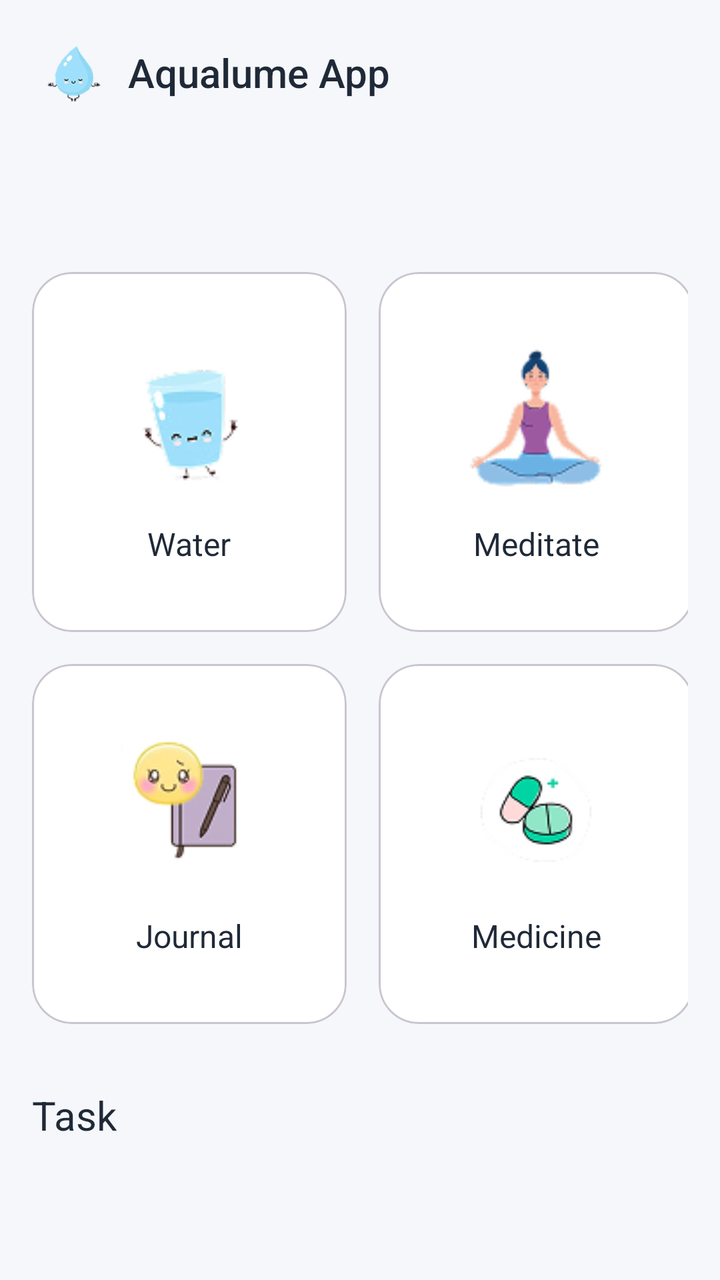
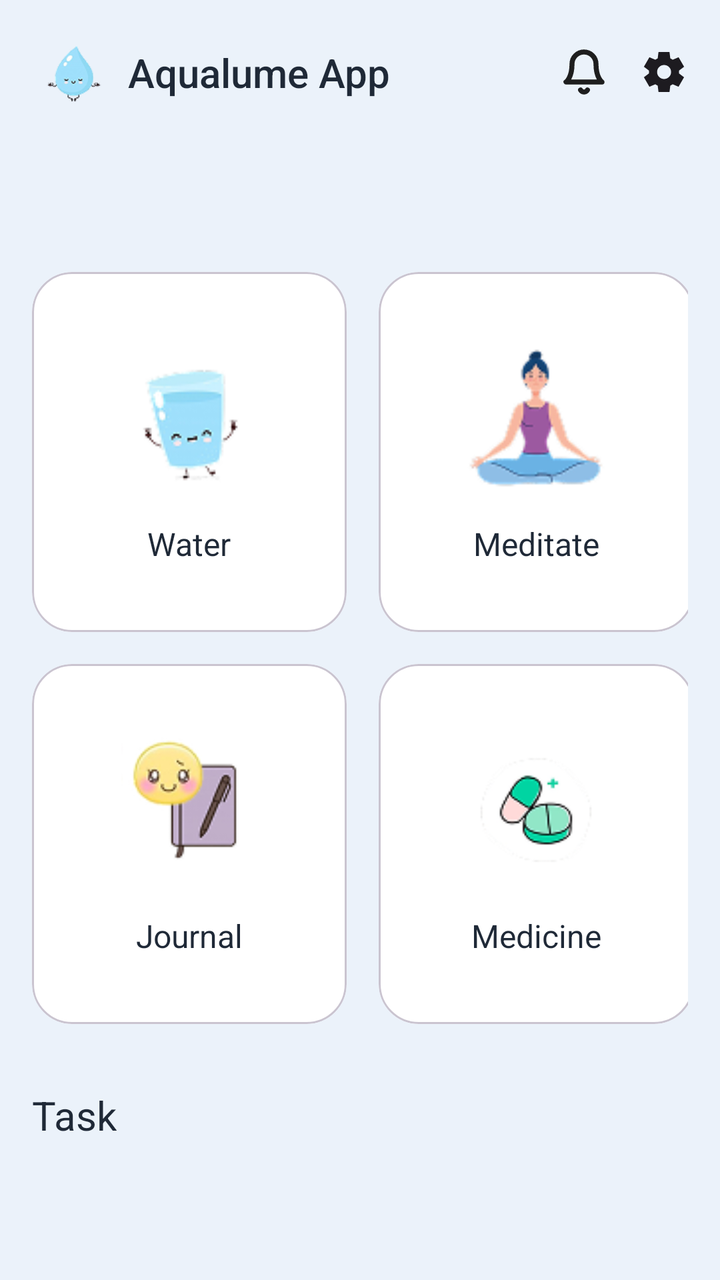

The first picture is an Android layout as it rendered before a commit; the second is the same layout after the commit. The layout source and the unified diff follow.
<!-- AndroidManifest.xml: application theme Theme.AqualumeApp -->
<!-- res/layout/fragment_add.xml -->
<?xml version="1.0" encoding="utf-8"?>
<ScrollView xmlns:android="http://schemas.android.com/apk/res/android"
    xmlns:app="http://schemas.android.com/apk/res-auto"
    android:layout_width="match_parent"
    android:layout_height="match_parent"
    android:background="@color/background"
    android:fillViewport="true">

    <androidx.constraintlayout.widget.ConstraintLayout
        android:layout_width="match_parent"
        android:layout_height="wrap_content"
        android:padding="16dp">

        
        <ImageView
            android:id="@+id/iv_logo"
            android:layout_width="40dp"
            android:layout_height="40dp"
            android:contentDescription="@string/app_name"
            android:src="@drawable/logo"
            app:layout_constraintStart_toStartOf="parent"
            app:layout_constraintTop_toTopOf="parent" />

        <TextView
            android:id="@+id/tv_app_name"
            android:layout_width="wrap_content"
            android:layout_height="wrap_content"
            android:text="@string/app_name"
            android:textSize="20sp"
            android:textColor="@color/primary_text"
            android:fontFamily="sans-serif-medium"
            android:layout_marginStart="8dp"
            app:layout_constraintBottom_toBottomOf="@id/iv_logo"
            app:layout_constraintStart_toEndOf="@id/iv_logo"
            app:layout_constraintTop_toTopOf="@id/iv_logo" />

        
        <com.google.android.material.card.MaterialCardView
            android:id="@+id/card_water"
            android:layout_width="0dp"
            android:layout_height="180dp"
            android:layout_marginTop="80dp"
            android:layout_marginEnd="8dp"
            app:cardCornerRadius="20dp"
            app:cardElevation="0dp"
            app:cardBackgroundColor="@color/white"
            app:layout_constraintEnd_toStartOf="@id/card_meditation"
            app:layout_constraintStart_toStartOf="parent"
            app:layout_constraintTop_toBottomOf="@id/iv_logo"
            app:layout_constraintWidth_percent="0.48">

            <LinearLayout
                android:layout_width="match_parent"
                android:layout_height="match_parent"
                android:orientation="vertical"
                android:gravity="center"
                android:padding="16dp">

                <ImageView
                    android:layout_width="80dp"
                    android:layout_height="80dp"
                    android:contentDescription="@string/water_icon"
                    android:src="@drawable/img_water" />

                <TextView
                    android:layout_width="wrap_content"
                    android:layout_height="wrap_content"
                    android:layout_marginTop="12dp"
                    android:fontFamily="sans-serif"
                    android:text="@string/waterr"
                    android:textColor="@color/primary_text"
                    android:textSize="16sp" />

            </LinearLayout>

        </com.google.android.material.card.MaterialCardView>

        <com.google.android.material.card.MaterialCardView
            android:id="@+id/card_meditation"
            android:layout_width="0dp"
            android:layout_height="180dp"
            android:layout_marginStart="8dp"
            app:cardCornerRadius="20dp"
            app:cardElevation="0dp"
            app:cardBackgroundColor="@color/white"
            app:layout_constraintEnd_toEndOf="parent"
            app:layout_constraintStart_toEndOf="@id/card_water"
            app:layout_constraintTop_toTopOf="@id/card_water"
            app:layout_constraintWidth_percent="0.48">

            <LinearLayout
                android:layout_width="match_parent"
                android:layout_height="match_parent"
                android:orientation="vertical"
                android:gravity="center"
                android:padding="16dp">

                <ImageView
                    android:layout_width="80dp"
                    android:layout_height="80dp"
                    android:src="@drawable/img_meditation"
                    android:contentDescription="@string/meditate_icon"/>

                <TextView
                    android:layout_width="wrap_content"
                    android:layout_height="wrap_content"
                    android:layout_marginTop="12dp"
                    android:fontFamily="sans-serif"
                    android:text="@string/meditatee"
                    android:textColor="@color/primary_text"
                    android:textSize="16sp" />

            </LinearLayout>

        </com.google.android.material.card.MaterialCardView>

        
        <com.google.android.material.card.MaterialCardView
            android:id="@+id/card_journal"
            android:layout_width="0dp"
            android:layout_height="180dp"
            android:layout_marginTop="16dp"
            android:layout_marginEnd="8dp"
            app:cardCornerRadius="20dp"
            app:cardElevation="0dp"
            app:cardBackgroundColor="@color/white"
            app:layout_constraintEnd_toStartOf="@id/card_medicine"
            app:layout_constraintStart_toStartOf="parent"
            app:layout_constraintTop_toBottomOf="@id/card_water"
            app:layout_constraintWidth_percent="0.48">

            <LinearLayout
                android:layout_width="match_parent"
                android:layout_height="match_parent"
                android:orientation="vertical"
                android:gravity="center"
                android:padding="16dp">

                <ImageView
                    android:layout_width="80dp"
                    android:layout_height="80dp"
                    android:src="@drawable/img_journal"
                    android:contentDescription="@string/journal_icon"/>

                <TextView
                    android:layout_width="wrap_content"
                    android:layout_height="wrap_content"
                    android:layout_marginTop="12dp"
                    android:fontFamily="sans-serif"
                    android:text="@string/jurnal"
                    android:textColor="@color/primary_text"
                    android:textSize="16sp" />

            </LinearLayout>

        </com.google.android.material.card.MaterialCardView>

        <com.google.android.material.card.MaterialCardView
            android:id="@+id/card_medicine"
            android:layout_width="0dp"
            android:layout_height="180dp"
            android:layout_marginStart="8dp"
            app:cardCornerRadius="20dp"
            app:cardElevation="0dp"
            app:cardBackgroundColor="@color/white"
            app:layout_constraintEnd_toEndOf="parent"
            app:layout_constraintStart_toEndOf="@id/card_journal"
            app:layout_constraintTop_toTopOf="@id/card_journal"
            app:layout_constraintWidth_percent="0.48">

            <LinearLayout
                android:layout_width="match_parent"
                android:layout_height="match_parent"
                android:orientation="vertical"
                android:gravity="center"
                android:padding="16dp">

                <ImageView
                    android:layout_width="80dp"
                    android:layout_height="80dp"
                    android:contentDescription="@string/medicine_icon"
                    android:src="@drawable/img_medicine" />

                <TextView
                    android:layout_width="wrap_content"
                    android:layout_height="wrap_content"
                    android:layout_marginTop="12dp"
                    android:fontFamily="sans-serif"
                    android:text="@string/medi"
                    android:textColor="@color/primary_text"
                    android:textSize="16sp" />

            </LinearLayout>

        </com.google.android.material.card.MaterialCardView>

        
        <TextView
            android:id="@+id/tv_tasks_title"
            android:layout_width="wrap_content"
            android:layout_height="wrap_content"
            android:layout_marginTop="32dp"
            android:fontFamily="sans-serif"
            android:text="@string/task"
            android:textColor="@color/primary_text"
            android:textSize="20sp"
            app:layout_constraintStart_toStartOf="parent"
            app:layout_constraintTop_toBottomOf="@id/card_journal" />

        <androidx.recyclerview.widget.RecyclerView
            android:id="@+id/rv_tasks"
            android:layout_width="0dp"
            android:layout_height="wrap_content"
            android:layout_marginTop="16dp"
            android:nestedScrollingEnabled="false"
            app:layout_constraintEnd_toEndOf="parent"
            app:layout_constraintStart_toStartOf="parent"
            app:layout_constraintTop_toBottomOf="@id/tv_tasks_title" />

    </androidx.constraintlayout.widget.ConstraintLayout>

</ScrollView>
<!-- resources referenced by this layout -->
<resources>
  <color name="background">#F5F7FA</color>
  <color name="primary_text">#1F2937</color>
  <color name="white">#FFFFFFFF</color>
  <!-- drawable img_journal: png bitmap (drawable, 6982 bytes) -->
  <!-- drawable img_medicine: png bitmap (drawable, 5102 bytes) -->
  <!-- drawable img_meditation: png bitmap (drawable, 5709 bytes) -->
  <!-- drawable img_water: png bitmap (drawable, 4928 bytes) -->
  <!-- drawable logo: png bitmap (drawable, 4577 bytes) -->
  <string name="app_name">Aqualume App</string>
  <string name="journal_icon">journalIcon\n</string>
  <string name="jurnal">Journal</string>
  <string name="medi">Medicine</string>
  <string name="medicine_icon">medicineIcon</string>
  <string name="meditate_icon">mediIcon</string>
  <string name="meditatee">Meditate</string>
  <string name="task">Task</string>
  <string name="water_icon">waterIcon\n</string>
  <string name="waterr">Water</string>
  <style name="Theme.AqualumeApp" parent="Base.Theme.AqualumeApp" />
  <style name="Base.Theme.AqualumeApp" parent="Theme.Material3.DayNight.NoActionBar">
          
          
      </style>
</resources>

<!-- the commit's change to res/layout/fragment_add.xml (unified diff, before → after) -->
@@ -16,8 +16,8 @@
             android:id="@+id/iv_logo"
             android:layout_width="40dp"
             android:layout_height="40dp"
+            android:src="@drawable/logo"
             android:contentDescription="@string/app_name"
-            android:src="@drawable/logo"
             app:layout_constraintStart_toStartOf="parent"
             app:layout_constraintTop_toTopOf="parent" />
 
@@ -34,6 +34,27 @@
             app:layout_constraintStart_toEndOf="@id/iv_logo"
             app:layout_constraintTop_toTopOf="@id/iv_logo" />
 
+        <ImageView
+            android:id="@+id/iv_notification"
+            android:layout_width="24dp"
+            android:layout_height="24dp"
+            android:layout_marginEnd="16dp"
+            android:contentDescription="@string/notifications"
+            android:src="@drawable/ic_notification"
+            app:layout_constraintBottom_toBottomOf="@id/iv_logo"
+            app:layout_constraintEnd_toStartOf="@id/iv_settings"
+            app:layout_constraintTop_toTopOf="@id/iv_logo" />
+
+        <ImageView
+            android:id="@+id/iv_settings"
+            android:layout_width="24dp"
+            android:layout_height="24dp"
+            android:contentDescription="@string/settings"
+            android:src="@drawable/ic_settings"
+            app:layout_constraintBottom_toBottomOf="@id/iv_logo"
+            app:layout_constraintEnd_toEndOf="parent"
+            app:layout_constraintTop_toTopOf="@id/iv_logo" />
+
         
         <com.google.android.material.card.MaterialCardView
             android:id="@+id/card_water"
@@ -213,6 +234,8 @@
             android:layout_height="wrap_content"
             android:layout_marginTop="16dp"
             android:nestedScrollingEnabled="false"
+            android:paddingStart="16dp"
+            android:paddingEnd="16dp"
             app:layout_constraintEnd_toEndOf="parent"
             app:layout_constraintStart_toStartOf="parent"
             app:layout_constraintTop_toBottomOf="@id/tv_tasks_title" />
<!-- resource entries referenced after the edit -->
@@ -1,8 +1,32 @@
 <!-- resources referenced by this layout -->
 <resources>
-  <color name="background">#F5F7FA</color>
+  <color name="background">#EBF2FA</color>
   <color name="primary_text">#1F2937</color>
   <color name="white">#FFFFFFFF</color>
+  <!-- drawable ic_notification (drawable) -->
+  <vector xmlns:android="http://schemas.android.com/apk/res/android"
+      android:width="24dp"
+      android:height="24dp"
+      android:viewportWidth="24"
+      android:viewportHeight="24">
+    <path
+        android:pathData="M13.73,21C13.554,21.303 13.302,21.555 12.998,21.729C12.695,21.904 12.35,21.997 12,21.997C11.65,21.997 11.305,21.904 11.002,21.729C10.698,21.555 10.446,21.303 10.27,21M18,8C18,6.409 17.368,4.883 16.243,3.757C15.117,2.632 13.591,2 12,2C10.409,2 8.883,2.632 7.757,3.757C6.632,4.883 6,6.409 6,8C6,15 3,17 3,17H21C21,17 18,15 18,8Z"
+        android:strokeLineJoin="round"
+        android:strokeWidth="2.5"
+        android:fillColor="#00000000"
+        android:strokeColor="#1E1E1E"
+        android:strokeLineCap="round"/>
+  </vector>
+  <!-- drawable ic_settings (drawable) -->
+  <vector xmlns:android="http://schemas.android.com/apk/res/android"
+      android:width="24dp"
+      android:height="24dp"
+      android:viewportWidth="24"
+      android:viewportHeight="24">
+    <path
+        android:pathData="M9.25,22L8.85,18.8C8.634,18.717 8.429,18.617 8.238,18.5C8.046,18.383 7.859,18.258 7.675,18.125L4.7,19.375L1.95,14.625L4.525,12.675C4.509,12.558 4.5,12.446 4.5,12.337V11.663C4.5,11.554 4.509,11.442 4.525,11.325L1.95,9.375L4.7,4.625L7.675,5.875C7.859,5.742 8.05,5.617 8.25,5.5C8.45,5.383 8.65,5.283 8.85,5.2L9.25,2H14.75L15.15,5.2C15.367,5.283 15.571,5.383 15.763,5.5C15.954,5.617 16.142,5.742 16.325,5.875L19.3,4.625L22.05,9.375L19.475,11.325C19.492,11.442 19.5,11.554 19.5,11.663V12.337C19.5,12.446 19.483,12.558 19.45,12.675L22.025,14.625L19.275,19.375L16.325,18.125C16.142,18.258 15.95,18.383 15.75,18.5C15.55,18.617 15.35,18.717 15.15,18.8L14.75,22H9.25ZM12.05,15.5C13.017,15.5 13.842,15.158 14.525,14.475C15.208,13.792 15.55,12.967 15.55,12C15.55,11.033 15.208,10.208 14.525,9.525C13.842,8.842 13.017,8.5 12.05,8.5C11.067,8.5 10.238,8.842 9.563,9.525C8.888,10.208 8.55,11.033 8.55,12C8.55,12.967 8.888,13.792 9.563,14.475C10.238,15.158 11.067,15.5 12.05,15.5Z"
+        android:fillColor="#1D1B20"/>
+  </vector>
   <!-- drawable img_journal: png bitmap (drawable, 6982 bytes) -->
   <!-- drawable img_medicine: png bitmap (drawable, 5102 bytes) -->
   <!-- drawable img_meditation: png bitmap (drawable, 5709 bytes) -->
@@ -15,6 +39,8 @@
   <string name="medicine_icon">medicineIcon</string>
   <string name="meditate_icon">mediIcon</string>
   <string name="meditatee">Meditate</string>
+  <string name="notifications">Notifications</string>
+  <string name="settings">Settings</string>
   <string name="task">Task</string>
   <string name="water_icon">waterIcon\n</string>
   <string name="waterr">Water</string>
